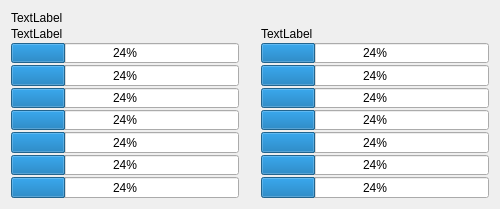
The window that kappalewidget.ui (ismotee/olentoStatistics) describes before a commit, drawn with Qt 5.
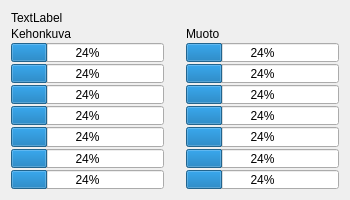
The same window after the commit.

What changed in the file:
```diff
--- a/kappalewidget.ui
+++ b/kappalewidget.ui
@@ -12,19 +12,19 @@
    <rect>
     <x>0</x>
     <y>0</y>
-    <width>500</width>
-    <height>209</height>
+    <width>350</width>
+    <height>200</height>
    </rect>
   </property>
   <property name="sizePolicy">
-   <sizepolicy hsizetype="Fixed" vsizetype="Fixed">
+   <sizepolicy hsizetype="Expanding" vsizetype="Fixed">
     <horstretch>0</horstretch>
     <verstretch>0</verstretch>
    </sizepolicy>
   </property>
   <property name="minimumSize">
    <size>
-    <width>500</width>
+    <width>350</width>
     <height>200</height>
    </size>
   </property>
@@ -165,14 +165,14 @@
      <item row="2" column="0">
       <widget class="QLabel" name="label_2">
        <property name="text">
-        <string>TextLabel</string>
+        <string>Kehonkuva</string>
        </property>
       </widget>
      </item>
      <item row="2" column="2">
       <widget class="QLabel" name="label_3">
        <property name="text">
-        <string>TextLabel</string>
+        <string>Muoto</string>
        </property>
       </widget>
      </item>
```
